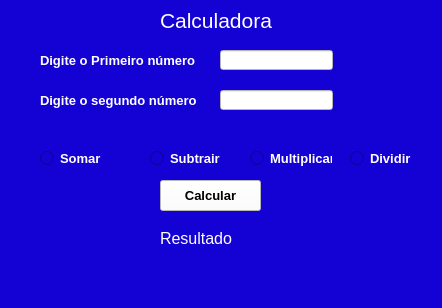
Above: calculadora.ui from GustavoHransa/QtDesign before the change. Below: the same form after it.
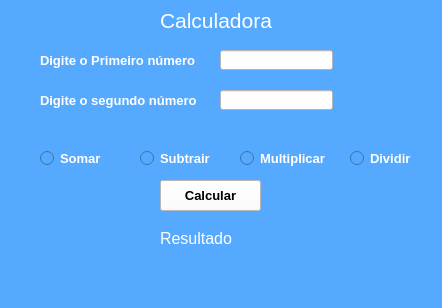
That is the form after the change.

Patch:
```diff
--- a/calculadora.ui
+++ b/calculadora.ui
@@ -14,7 +14,7 @@
    <string>MainWindow</string>
   </property>
   <property name="styleSheet">
-   <string notr="true">background-color:#1402d4;</string>
+   <string notr="true">background-color:#55aaff;</string>
   </property>
   <widget class="QWidget" name="centralwidget">
    <widget class="QLineEdit" name="lineEditnum1">
@@ -116,7 +116,7 @@
    <widget class="QRadioButton" name="radioButtonSubtrair">
     <property name="geometry">
      <rect>
-      <x>150</x>
+      <x>140</x>
       <y>150</y>
       <width>82</width>
       <height>17</height>
@@ -139,9 +139,9 @@
    <widget class="QRadioButton" name="radioButtonMultiplicar">
     <property name="geometry">
      <rect>
-      <x>250</x>
+      <x>240</x>
       <y>150</y>
-      <width>82</width>
+      <width>91</width>
       <height>17</height>
      </rect>
     </property>
```
